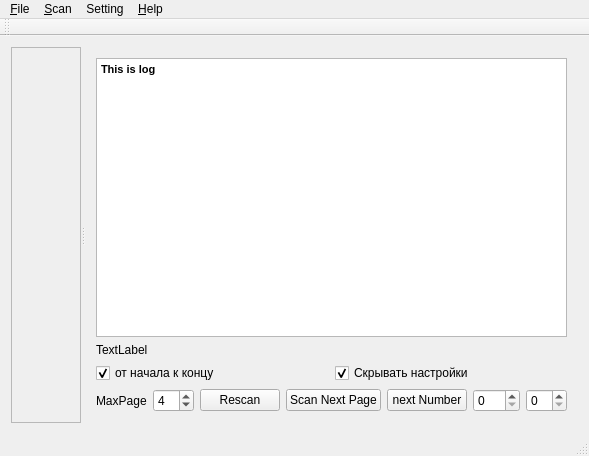
Above: src/mainwindow.ui from winorun/MzScan before the change. Below: the same form after it.
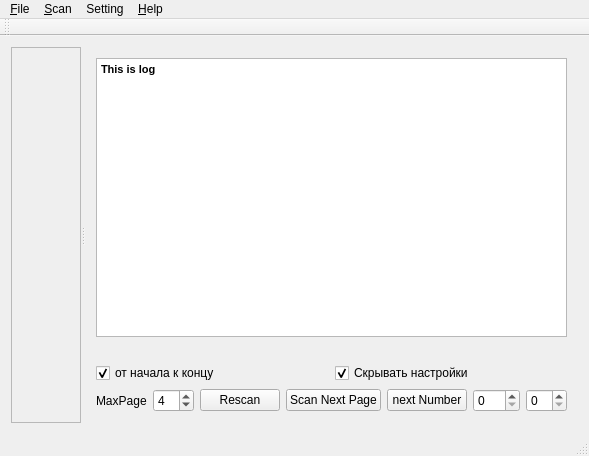
That is the form after the change. Custom widgets are drawn as their Qt base class.

Commit message: Поправил текстовое поле

Patch:
```diff
--- a/src/mainwindow.ui
+++ b/src/mainwindow.ui
@@ -83,7 +83,7 @@
         <item>
          <widget class="QLabel" name="label_3">
           <property name="text">
-           <string>TextLabel</string>
+           <string/>
           </property>
          </widget>
         </item>
```
The commit also changes 1 other file.
